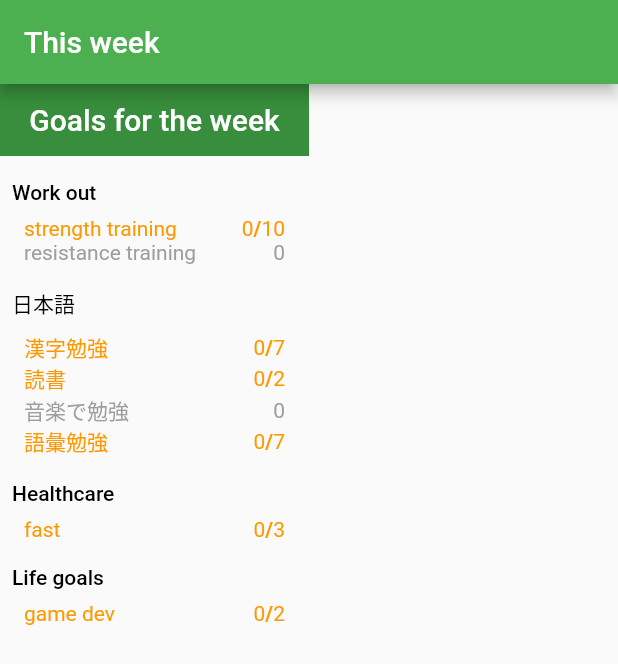
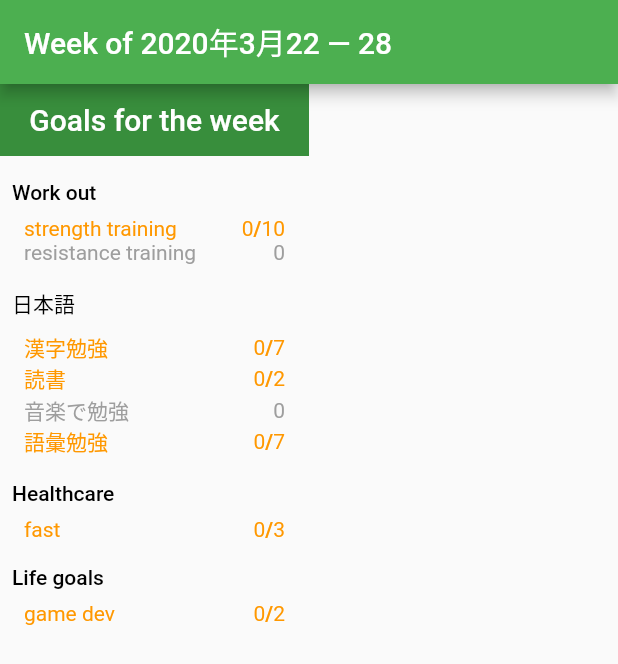
Before and after one commit to lalomartins/weekly_goals, a Flutter app: the screen it shows after launch, on a phone screen of 412 x 824 dp. Shown: the top 664 px of the screen. Run offline on Flutter 3.47's test engine with Material 2 defaults, Android fonts, the phone set to English and light mode, and no system bars; our stand-ins replace moor, moor_ffi, yaml; missing offline and left inert: strings; generated files the repository leaves out were written again.

Commit message:
display week start/end in title bar

```diff
--- /dev/null
+++ b/lib/date_util.dart
@@ -0,0 +1,10 @@
+import 'package:flutter/material.dart';
+
+int weekStart(BuildContext context) =>
+    MaterialLocalizations.of(context).firstDayOfWeekIndex;
+
+DateTime startOfWeek({int weeksAgo = 0, int weekStartsOn = DateTime.sunday}) {
+  final now = DateTime.now();
+  return DateTime(now.year, now.month, now.day).subtract(
+      Duration(days: (now.weekday - weekStartsOn) % 7 + weeksAgo * 7));
+}
--- a/lib/db.dart
+++ b/lib/db.dart
@@ -7,6 +7,7 @@ import 'package:path_provider/path_provider.dart';
 import 'package:path/path.dart' as p;
 import 'package:yaml/yaml.dart';
 
+import 'date_util.dart';
 import 'model/event.dart';
 
 part 'db.g.dart';
@@ -53,15 +54,15 @@ class EventDatabase extends _$EventDatabase {
       .watch();
 
   Stream<List<Event>> watchWeekEvents(
-      {int weeksAgo = 0, int weekStartsOn = DateTime.sunday, type}) {
-    final now = DateTime.now();
-    final startOfWeek = DateTime(now.year, now.month, now.day).subtract(
-        Duration(days: (now.weekday - weekStartsOn) % 7 + weeksAgo * 7));
+      {int weeksAgo = 0, int weekStartsOn, String type}) {
+    final sow = startOfWeek(weekStartsOn: weekStartsOn, weeksAgo: weeksAgo);
     final query = select(events);
+    // TODO actually if weeksAgo > 0 we want to also cap the upper bound
     if (type == null)
-      query.where((t) => t.timestamp.isBiggerOrEqualValue(startOfWeek));
+      query.where((t) => t.timestamp.isBiggerOrEqualValue(sow));
     else
-      query.where((t) => t.timestamp.isBiggerOrEqualValue(startOfWeek) & t.type.equals(type));
+      query.where(
+          (t) => t.timestamp.isBiggerOrEqualValue(sow) & t.type.equals(type));
     query.orderBy(
         [(u) => OrderingTerm(expression: u.id, mode: OrderingMode.desc)]);
     return query.watch();
--- a/lib/main.dart
+++ b/lib/main.dart
@@ -2,6 +2,7 @@ import 'package:flutter/material.dart';
 import 'package:provider/provider.dart';
 
 import 'add_screen.dart';
+import 'date_util.dart';
 import 'db.dart';
 import 'event_list.dart';
 import 'theme.dart';
@@ -25,20 +26,7 @@ class MyApp extends StatelessWidget {
             darkTheme: wgDarkTheme,
             initialRoute: '/',
             routes: {
-              '/': (context) => Scaffold(
-                    appBar: AppBar(
-                      title: Text('This week'),
-                    ),
-                    body: Row(
-                      children: <Widget>[
-                        Flexible(flex: 1, child: GoalsForTheWeek()),
-                        Flexible(flex: 1, child: Padding(
-                          padding: const EdgeInsets.all(8.0),
-                          child: EventList(),
-                        )),
-                      ],
-                    ),
-                  ),
+              '/': (context) => CalendarPage(),
               'add': (context) => Scaffold(
                   appBar: AppBar(
                     title: Text('Add Event'),
@@ -47,3 +35,38 @@ class MyApp extends StatelessWidget {
             }));
   }
 }
+
+class CalendarPage extends StatelessWidget {
+  const CalendarPage({
+    Key key,
+  }) : super(key: key);
+
+  @override
+  Widget build(BuildContext context) {
+    final sow = startOfWeek(weekStartsOn: weekStart(context));
+    final eow = sow.add(Duration(days: 6));
+    String weekFormatted;
+    // Eventually we want to use local formats, but for now since I like it it Japanese,
+    // until I add a locale override feature or something, I'll hardcode it
+    if (sow.year != eow.year)
+      weekFormatted = '${sow.year}年${sow.month}月${sow.day} — ${eow.year}年${eow.month}月${eow.day}';
+    else if (sow.month != eow.month)
+      weekFormatted = '${sow.year}年${sow.month}月${sow.day} — ${eow.month}月${eow.day}';
+    else
+      weekFormatted = '${sow.year}年${sow.month}月${sow.day} — ${eow.day}';
+    return Scaffold(
+          appBar: AppBar(
+            title: Text('Week of ' + weekFormatted),
+          ),
+          body: Row(
+            children: <Widget>[
+              Flexible(flex: 1, child: GoalsForTheWeek()),
+              Flexible(flex: 1, child: Padding(
+                padding: const EdgeInsets.all(8.0),
+                child: EventList(),
+              )),
+            ],
+          ),
+        );
+  }
+}
--- a/lib/widgets/goals_for_the_week.dart
+++ b/lib/widgets/goals_for_the_week.dart
@@ -1,6 +1,7 @@
 import 'package:flutter/material.dart';
 import 'package:provider/provider.dart';
 
+import '../date_util.dart';
 import '../db.dart';
 import 'section_title.dart';
 
@@ -80,7 +81,7 @@ class GoalsForTheWeek extends StatelessWidget {
     final _dbProvider = Provider.of<EventDatabase>(context);
 
     return StreamBuilder<List<Event>>(
-    stream: _dbProvider.watchWeekEvents(weekStartsOn: MaterialLocalizations.of(context).firstDayOfWeekIndex, type: 'weekly goals'),
+    stream: _dbProvider.watchWeekEvents(weekStartsOn: weekStart(context), type: 'weekly goals'),
     builder: (context, snapshot) {
       if (snapshot.hasData)
         Goal.computeProgress(currentGoals, snapshot.data);
```
